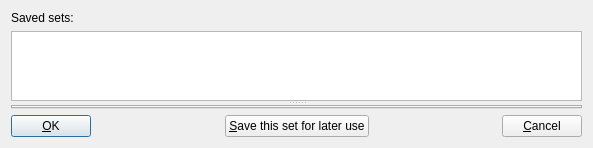
The window that mnemosyne/mnemosyne/pyqt_ui/activate_cards_dlg.ui (mnemosyne-proj/mnemosyne) describes before a commit, drawn with Qt 5.
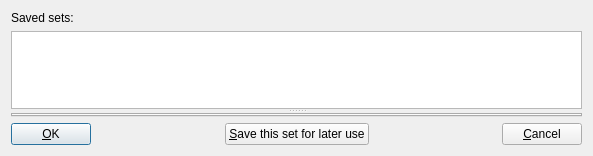
The same window after the commit.

```diff
--- a/mnemosyne/mnemosyne/pyqt_ui/activate_cards_dlg.ui
+++ b/mnemosyne/mnemosyne/pyqt_ui/activate_cards_dlg.ui
@@ -7,7 +7,7 @@
     <x>0</x>
     <y>0</y>
     <width>593</width>
-    <height>148</height>
+    <height>156</height>
    </rect>
   </property>
   <property name="windowTitle">
@@ -80,7 +80,7 @@
             <string>&amp;Save this set for later use</string>
            </property>
            <property name="autoDefault">
-            <bool>false</bool>
+            <bool>true</bool>
            </property>
           </widget>
          </item>
@@ -102,9 +102,6 @@
            <property name="text">
             <string>&amp;Cancel</string>
            </property>
-           <property name="autoDefault">
-            <bool>false</bool>
-           </property>
           </widget>
          </item>
         </layout>
```
